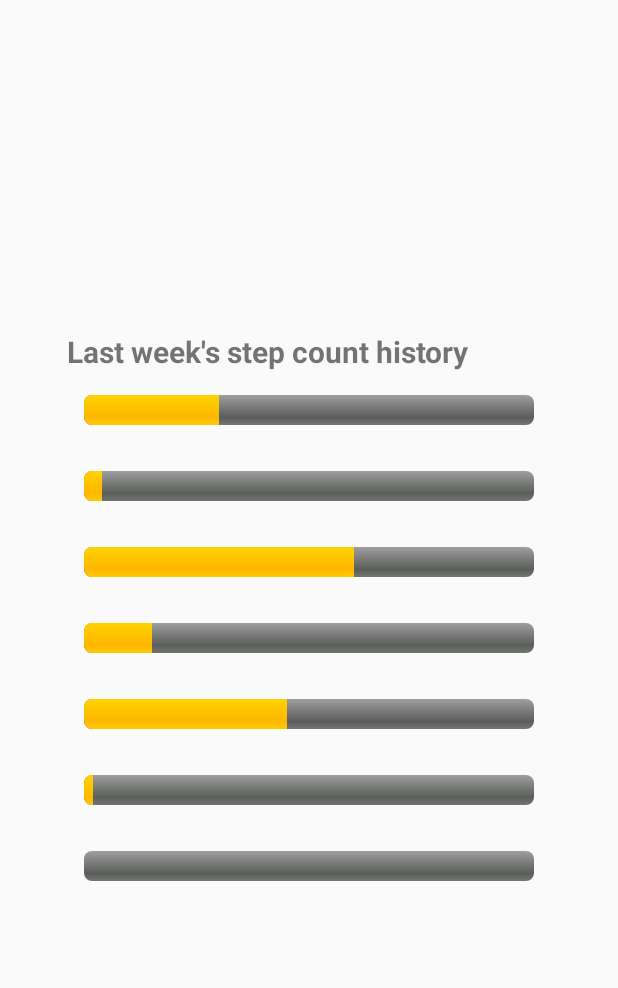
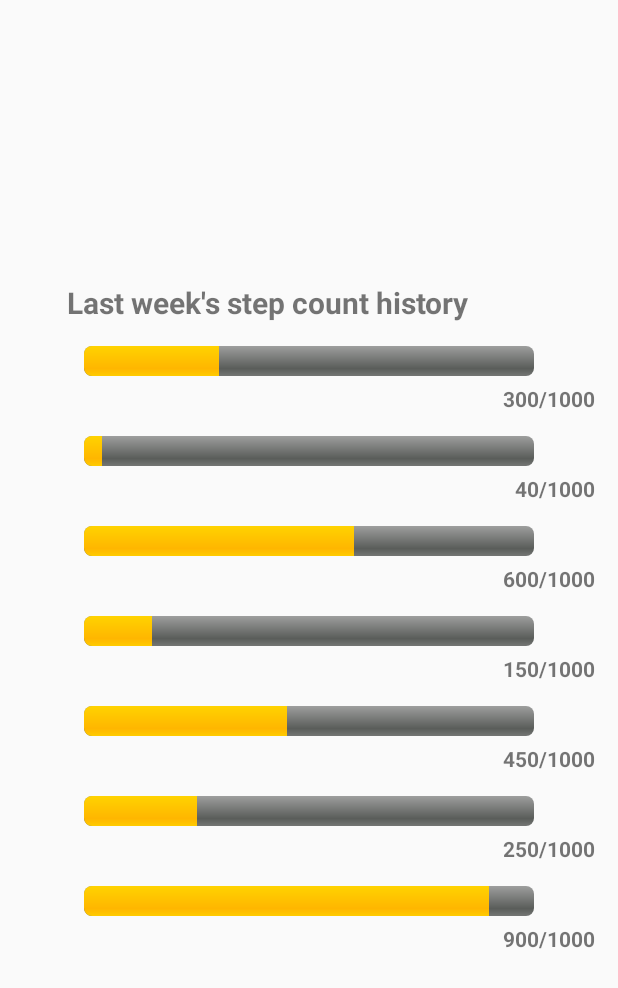
Before and after one commit to darshanbidkar/pedometer, an Android app: the screen it shows after launch (HistoryActivity), after a tap on "Steps Today", on a phone screen of 412 x 824 dp. Shown: the top 988 px of the screen. Run offline under Robolectric (Android 15) with nearby library versions, the phone set to English and light mode, and no system bars.

Commit message:
Touch up.

```diff
--- a/app/src/main/java/com/hci/pedometer/HistoryActivity.java
+++ b/app/src/main/java/com/hci/pedometer/HistoryActivity.java
@@ -1,11 +1,7 @@
 package com.hci.pedometer;
 
 import android.os.Bundle;
-import android.support.design.widget.FloatingActionButton;
-import android.support.design.widget.Snackbar;
 import android.support.v7.app.AppCompatActivity;
-import android.support.v7.widget.Toolbar;
-import android.view.View;
 import android.widget.ProgressBar;
 
 /*
@@ -30,17 +26,21 @@ public class HistoryActivity extends AppCompatActivity {
         ProgressBar fourth = (ProgressBar) findViewById(R.id.fourth);
         ProgressBar fifth = (ProgressBar) findViewById(R.id.fifth);
         ProgressBar sixth = (ProgressBar) findViewById(R.id.sixth);
+        ProgressBar seventh = (ProgressBar) findViewById(R.id.seventh);
         first.setMax(1000);
         second.setMax(1000);
         third.setMax(1000);
         fourth.setMax(1000);
         fifth.setMax(1000);
         sixth.setMax(1000);
+        seventh.setMax(1000);
+
         first.setProgress(300);
         second.setProgress(40);
         third.setProgress(600);
         fourth.setProgress(150);
         fifth.setProgress(450);
-        sixth.setProgress(20);
+        sixth.setProgress(250);
+        seventh.setProgress(900);
     }
 }
--- a/app/src/main/java/com/hci/pedometer/MainActivity.java
+++ b/app/src/main/java/com/hci/pedometer/MainActivity.java
@@ -21,8 +21,10 @@ import java.io.IOException;
 import java.io.InputStreamReader;
 import java.io.OutputStreamWriter;
 import java.text.DecimalFormat;
+import java.text.SimpleDateFormat;
+import java.util.Date;
+import java.util.Locale;
 import java.util.Timer;
-import java.util.TimerTask;
 
 /*
 * Created by Darshan reddy and Darshan Bidkar
@@ -110,6 +112,8 @@ public class MainActivity extends AppCompatActivity implements SensorEventListen
         distanceView = (TextView) findViewById(R.id.distance_count);
         calorieView = (TextView) findViewById(R.id.calorie_count);
         readAgain();
+
+        time_since_reset.setText(new SimpleDateFormat("hh:mm", Locale.US).format(new Date(System.currentTimeMillis())));
     }
 
     /*
@@ -196,7 +200,6 @@ public class MainActivity extends AppCompatActivity implements SensorEventListen
                 try {
                     BufferedWriter writer = new BufferedWriter(new OutputStreamWriter(openFileOutput("step_counter.txt", MODE_WORLD_READABLE | MODE_APPEND)));
                     writer.append(stepView.getText().toString().trim() + "\n");
-                    time_since_reset.setText("00:00");
                     updateStepsCount(0);
                     writer.close();
                     // Reset counter
--- a/app/src/main/res/layout/activity_history.xml
+++ b/app/src/main/res/layout/activity_history.xml
@@ -14,8 +14,8 @@
 <LinearLayout xmlns:android="http://schemas.android.com/apk/res/android"
     android:layout_width="match_parent"
     android:layout_height="wrap_content"
+    android:layout_gravity="center"
     android:gravity="center"
-    android:layout_gravity="center"
     android:orientation="vertical">
 
     <TextView
@@ -36,6 +36,15 @@
         android:layout_weight="1"
         android:indeterminate="false" />
 
+    <TextView
+        android:layout_width="wrap_content"
+        android:layout_height="wrap_content"
+        android:layout_gravity="right"
+        android:layout_marginRight="15dp"
+        android:layout_marginTop="-10dp"
+        android:text="300/1000"
+        android:textStyle="bold" />
+
     <ProgressBar
         android:id="@+id/second"
         style="@android:style/Widget.ProgressBar.Horizontal"
@@ -44,6 +53,15 @@
         android:layout_margin="15dp"
         android:layout_weight="1"
         android:indeterminate="false" />
+
+    <TextView
+        android:layout_width="wrap_content"
+        android:layout_height="wrap_content"
+        android:layout_gravity="right"
+        android:layout_marginRight="15dp"
+        android:layout_marginTop="-10dp"
+        android:text="40/1000"
+        android:textStyle="bold" />
 
     <ProgressBar
         android:id="@+id/third"
@@ -54,6 +72,15 @@
         android:layout_weight="1"
         android:indeterminate="false" />
 
+    <TextView
+        android:layout_width="wrap_content"
+        android:layout_height="wrap_content"
+        android:layout_gravity="right"
+        android:layout_marginRight="15dp"
+        android:layout_marginTop="-10dp"
+        android:text="600/1000"
+        android:textStyle="bold" />
+
     <ProgressBar
         android:id="@+id/fourth"
         style="@android:style/Widget.ProgressBar.Horizontal"
@@ -62,6 +89,15 @@
         android:layout_margin="15dp"
         android:layout_weight="1"
         android:indeterminate="false" />
+
+    <TextView
+        android:layout_width="wrap_content"
+        android:layout_height="wrap_content"
+        android:layout_gravity="right"
+        android:layout_marginRight="15dp"
+        android:layout_marginTop="-10dp"
+        android:text="150/1000"
+        android:textStyle="bold" />
 
     <ProgressBar
         android:id="@+id/fifth"
@@ -72,6 +108,15 @@
         android:layout_weight="1"
         android:indeterminate="false" />
 
+    <TextView
+        android:layout_width="wrap_content"
+        android:layout_height="wrap_content"
+        android:layout_gravity="right"
+        android:layout_marginRight="15dp"
+        android:layout_marginTop="-10dp"
+        android:text="450/1000"
+        android:textStyle="bold" />
+
     <ProgressBar
         android:id="@+id/sixth"
         style="@android:style/Widget.ProgressBar.Horizontal"
@@ -80,6 +125,15 @@
         android:layout_margin="15dp"
         android:layout_weight="1"
         android:indeterminate="false" />
+
+    <TextView
+        android:layout_width="wrap_content"
+        android:layout_height="wrap_content"
+        android:layout_gravity="right"
+        android:layout_marginRight="15dp"
+        android:layout_marginTop="-10dp"
+        android:text="250/1000"
+        android:textStyle="bold" />
 
     <ProgressBar
         android:id="@+id/seventh"
@@ -90,4 +144,13 @@
         android:layout_weight="1"
         android:indeterminate="false" />
 
+    <TextView
+        android:layout_width="wrap_content"
+        android:layout_height="wrap_content"
+        android:layout_gravity="right"
+        android:layout_marginRight="15dp"
+        android:layout_marginTop="-10dp"
+        android:text="900/1000"
+        android:textStyle="bold" />
+
 </LinearLayout>
```
